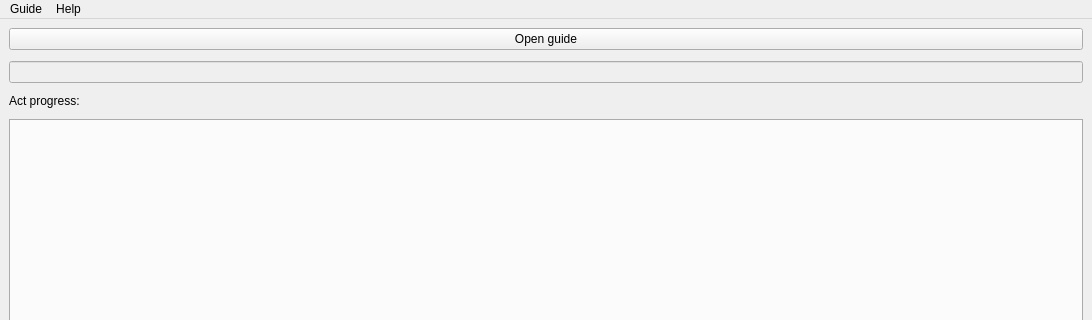
Before: the Qt Designer form generated/form_main_test.ui in Doberm4n/POELevelingGuide, drawn with Qt 5; both pictures show x 0 to 1092 and y 0 to 320 of the 1092 by 825 pixel window.
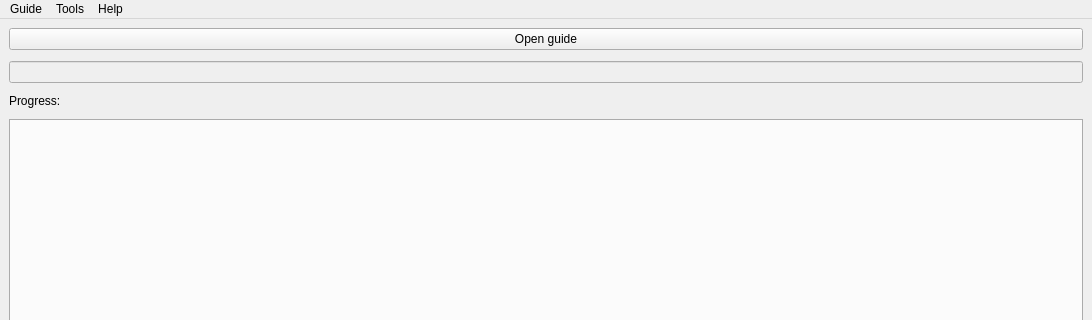
After: the same form once the commit is applied.

Diff of the .ui file:
```diff
--- a/generated/form_main_test.ui
+++ b/generated/form_main_test.ui
@@ -38,7 +38,7 @@
     <item>
      <widget class="QLabel" name="label">
       <property name="text">
-       <string>Act progress:</string>
+       <string>Progress:</string>
       </property>
       <property name="alignment">
        <set>Qt::AlignLeading|Qt::AlignLeft|Qt::AlignTop</set>
@@ -92,7 +92,15 @@
     </property>
     <addaction name="actionAbout"/>
    </widget>
+   <widget class="QMenu" name="menuTools">
+    <property name="title">
+     <string>Tools</string>
+    </property>
+    <addaction name="actionCreate_empty_guide_file"/>
+    <addaction name="actionImport_text_to_guide"/>
+   </widget>
    <addaction name="menuGuide"/>
+   <addaction name="menuTools"/>
    <addaction name="menuHelp"/>
   </widget>
   <widget class="QStatusBar" name="statusbar"/>
```
Left out of the diff: 34 changed lines with no effect on the pictures.
